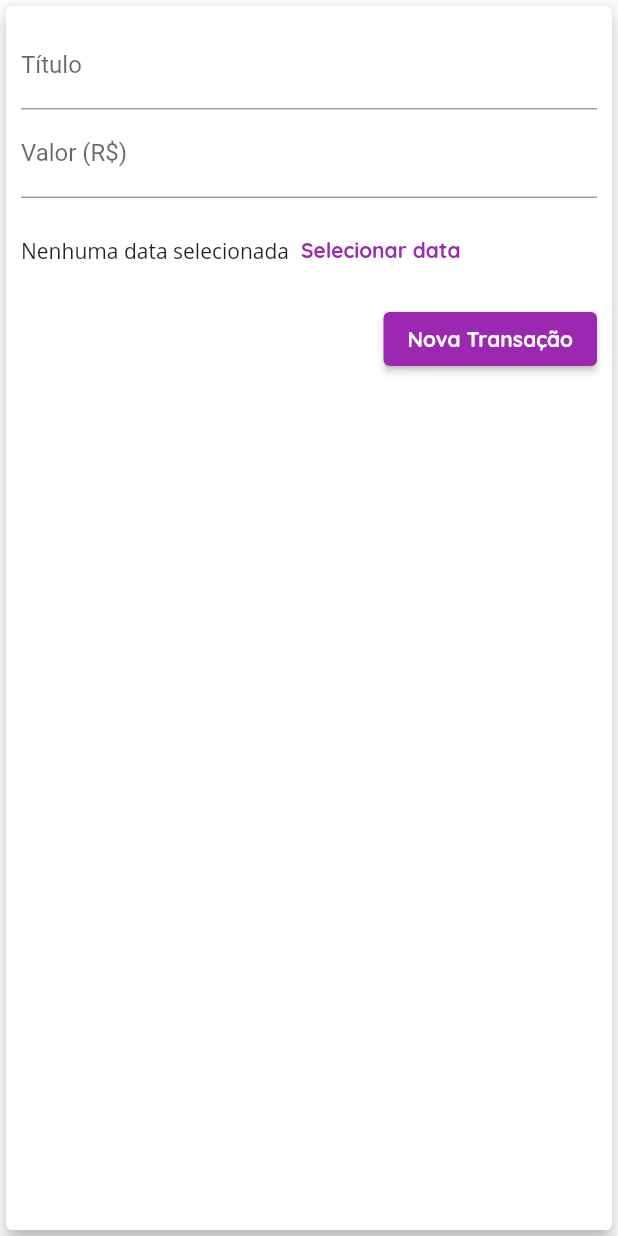
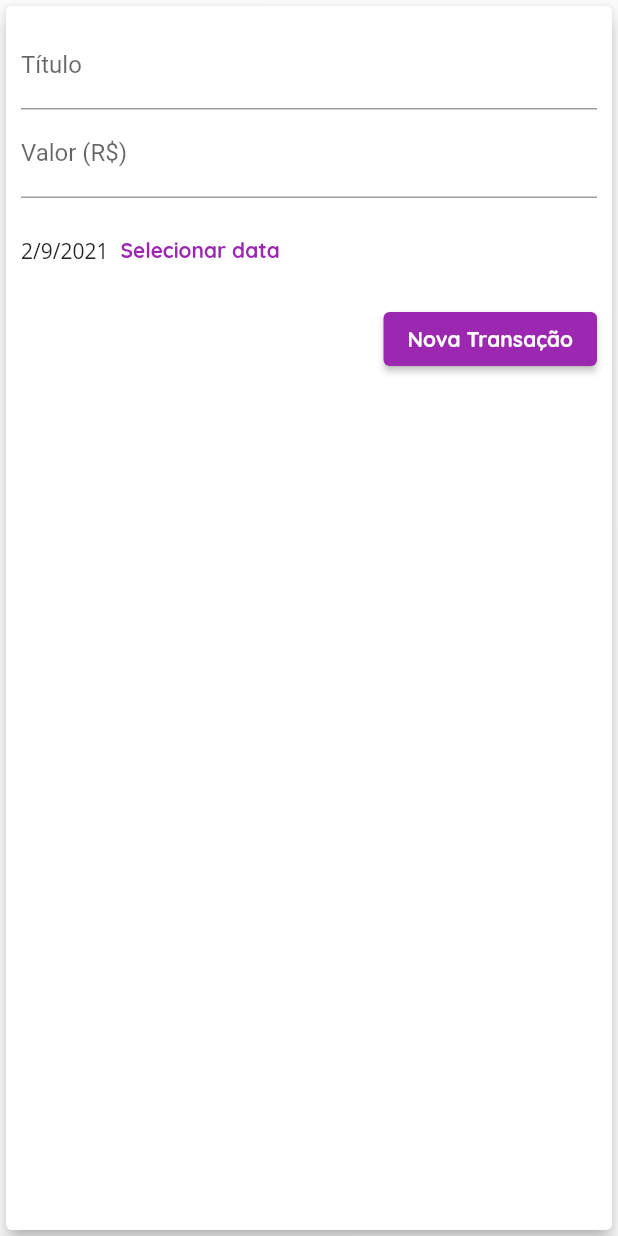
Before and after one commit to dorathoto/flutter_despesasPessoais, a Flutter app: the TransactionForm widget shown alone on an empty page, opened directly with empty values, after a tap on "Nova Transação", on a phone screen of 412 x 824 dp. Run offline on Flutter 3.47's test engine with Material 2 defaults, Android fonts, the phone set to English and light mode, and no system bars.

Commit message:
feat datePicked

```diff
--- a/lib/components/transaction_form.dart
+++ b/lib/components/transaction_form.dart
@@ -1,4 +1,5 @@
 import 'package:flutter/material.dart';
+import 'package:intl/intl.dart';
 
 class TransactionForm extends StatefulWidget {
   final void Function(String, double) onSubmit;
@@ -10,12 +11,13 @@ class TransactionForm extends StatefulWidget {
 }
 
 class _TransactionFormState extends State<TransactionForm> {
-  final titleController = TextEditingController();
-  final valueController = TextEditingController();
+  final _titleController = TextEditingController();
+  final _valueController = TextEditingController();
+  DateTime _selectedDate = DateTime.now();
 
   _submitForm() {
-    final title = titleController.text;
-    final value = double.tryParse(valueController.text) ?? 0.0;
+    final title = _titleController.text;
+    final value = double.tryParse(_valueController.text) ?? 0.0;
 
     if (title.isEmpty || value <= 0) {
       return;
@@ -23,6 +25,23 @@ class _TransactionFormState extends State<TransactionForm> {
 
     widget.onSubmit(title, value);
     //Navigator.of(context).pop(); //fechar modal
+  }
+
+  _showDatePicker() {
+    showDatePicker(
+      context: context,
+      initialDate: DateTime.now(),
+      firstDate: DateTime(2021),
+      lastDate: DateTime.now(),
+    ).then((pickedDate) {
+      if (pickedDate == null) {
+        return;
+      }
+
+      setState(() {
+        _selectedDate = pickedDate;
+      });
+    });
   }
 
   @override
@@ -34,14 +53,14 @@ class _TransactionFormState extends State<TransactionForm> {
         child: Column(
           children: <Widget>[
             TextField(
-              controller: titleController,
+              controller: _titleController,
               onSubmitted: (_) => _submitForm(),
               decoration: InputDecoration(
                 labelText: 'Título',
               ),
             ),
             TextField(
-              controller: valueController,
+              controller: _valueController,
               keyboardType: TextInputType.numberWithOptions(decimal: true),
               onSubmitted: (_) => _submitForm(),
               decoration: InputDecoration(
@@ -52,9 +71,11 @@ class _TransactionFormState extends State<TransactionForm> {
               height: 70,
               child: Row(
                 children: [
-                  Text('Nenhuma data selecionada'),
+                  Text(_selectedDate == null
+                      ? 'Nenhuma data selecionada'
+                      : DateFormat('d/M/y').format(_selectedDate)),
                   TextButton(
-                    onPressed: () {},
+                    onPressed: _showDatePicker,
                     child: Text("Selecionar data",
                         style: TextStyle(
                           color: Theme.of(context).primaryColor,
```
